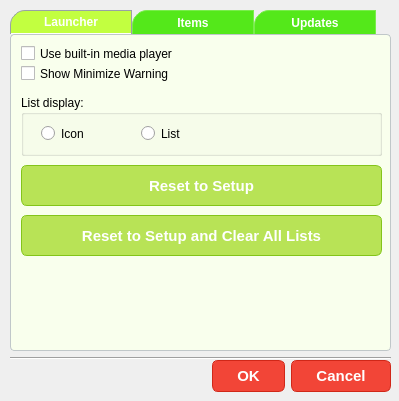
First picture: the form in settingsdialog.ui, repository jarred-new/MayMayLauncher, before the edit.
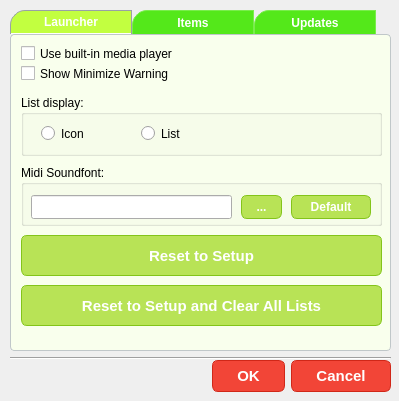
Second picture: the form after the edit. Icons and pictures are not drawn.

Commit message: Added Features to midiplayer class

```diff
--- a/settingsdialog.ui
+++ b/settingsdialog.ui
@@ -194,7 +194,7 @@
      <property name="geometry">
       <rect>
        <x>10</x>
-       <y>130</y>
+       <y>200</y>
        <width>361</width>
        <height>41</height>
       </rect>
@@ -237,7 +237,7 @@
      <property name="geometry">
       <rect>
        <x>10</x>
-       <y>180</y>
+       <y>250</y>
        <width>361</width>
        <height>41</height>
       </rect>
@@ -292,6 +292,109 @@
       <string>Show Minimize Warning</string>
      </property>
     </widget>
+    <widget class="QGroupBox" name="groupBox_2">
+     <property name="geometry">
+      <rect>
+       <x>10</x>
+       <y>130</y>
+       <width>361</width>
+       <height>61</height>
+      </rect>
+     </property>
+     <property name="title">
+      <string>Midi Soundfont:</string>
+     </property>
+     <widget class="QPushButton" name="pushButton_7">
+      <property name="geometry">
+       <rect>
+        <x>270</x>
+        <y>30</y>
+        <width>80</width>
+        <height>24</height>
+       </rect>
+      </property>
+      <property name="styleSheet">
+       <string notr="true">QPushButton {
+	box-shadow:inset 0px 1px 0px 0px #d9fbbe;
+	background:linear-gradient(to bottom, #b8e356 5%, #a5cc52 100%);
+	background-color:#b8e356;
+	border-radius:6px;
+	border:1px solid #83c41a;
+	display:inline-block;
+	cursor:pointer;
+	color:#ffffff;
+	font-family:Arial;
+	font-size:12px;
+	font-weight:bold;
+	padding:0px 0px;
+	text-decoration:none;
+	text-shadow:0px 1px 0px #86ae47;
+}
+QPushButton:hover {
+	background:linear-gradient(to bottom, #a5cc52 5%, #b8e356 100%);
+	background-color:#a5cc52;
+}
+QPushButton:active {
+	position:relative;
+	top:1px;
+}
+</string>
+      </property>
+      <property name="text">
+       <string>Default</string>
+      </property>
+     </widget>
+     <widget class="QPushButton" name="pushButton_8">
+      <property name="geometry">
+       <rect>
+        <x>220</x>
+        <y>30</y>
+        <width>41</width>
+        <height>24</height>
+       </rect>
+      </property>
+      <property name="styleSheet">
+       <string notr="true">QPushButton {
+	box-shadow:inset 0px 1px 0px 0px #d9fbbe;
+	background:linear-gradient(to bottom, #b8e356 5%, #a5cc52 100%);
+	background-color:#b8e356;
+	border-radius:6px;
+	border:1px solid #83c41a;
+	display:inline-block;
+	cursor:pointer;
+	color:#ffffff;
+	font-family:Arial;
+	font-size:12px;
+	font-weight:bold;
+	padding:0px 0px;
+	text-decoration:none;
+	text-shadow:0px 1px 0px #86ae47;
+}
+QPushButton:hover {
+	background:linear-gradient(to bottom, #a5cc52 5%, #b8e356 100%);
+	background-color:#a5cc52;
+}
+QPushButton:active {
+	position:relative;
+	top:1px;
+}
+</string>
+      </property>
+      <property name="text">
+       <string>...</string>
+      </property>
+     </widget>
+     <widget class="QLineEdit" name="lineEdit">
+      <property name="geometry">
+       <rect>
+        <x>10</x>
+        <y>30</y>
+        <width>201</width>
+        <height>24</height>
+       </rect>
+      </property>
+     </widget>
+    </widget>
    </widget>
    <widget class="QWidget" name="itemsTab">
     <attribute name="title">
```
Left out of the diff: 13 changed lines with no effect on the pictures. The commit also changes 9 other files.
